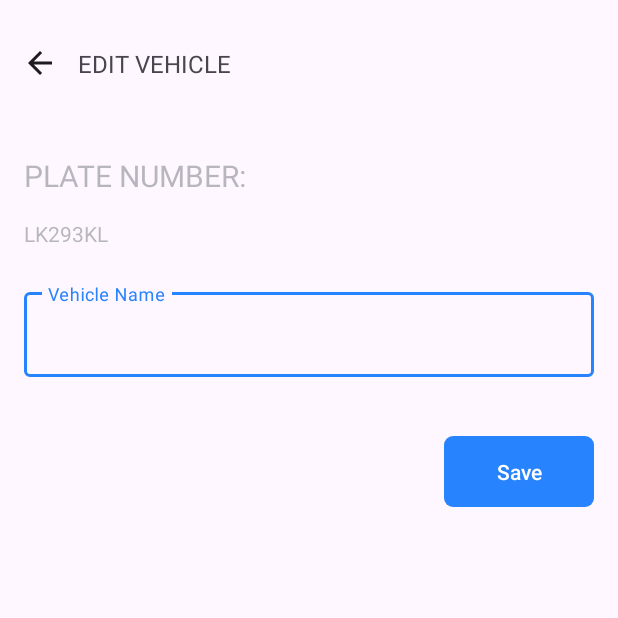
After one commit to Lasha-Ilashvili/Tbilisi_Parking_FINAL_EXM, an Android app: the fragment EditVehicleFragment shown on its own in the app's theme, on a phone screen of 412 x 824 dp, the top half of it. The commit adds this screen. Run offline under Robolectric (Android 15) with nearby library versions, the phone set to English and light mode, and no system bars.

Commit message:
create edit vehicle layout

```diff
--- /dev/null
+++ b/app/src/main/java/com/example/tbilisi_parking_final_exm/presentation/screen/parking/edit_vehicle/EditVehicleFragment.kt
@@ -0,0 +1,16 @@
+package com.example.tbilisi_parking_final_exm.presentation.screen.parking.edit_vehicle
+
+import com.example.tbilisi_parking_final_exm.databinding.FragmentEditVehicleBinding
+import com.example.tbilisi_parking_final_exm.presentation.base.BaseFragment
+
+class EditVehicleFragment : BaseFragment<FragmentEditVehicleBinding>(FragmentEditVehicleBinding::inflate) {
+    override fun bind() {
+
+    }
+
+    override fun bindViewActionListeners() {
+    }
+
+    override fun bindObserves() {
+    }
+}
--- /dev/null
+++ b/app/src/main/java/com/example/tbilisi_parking_final_exm/presentation/screen/parking/edit_vehicle/EditVehicleViewModel.kt
@@ -0,0 +1,6 @@
+package com.example.tbilisi_parking_final_exm.presentation.screen.parking.edit_vehicle
+
+import androidx.lifecycle.ViewModel
+
+class EditVehicleViewModel: ViewModel() {
+}
--- a/app/src/main/java/com/example/tbilisi_parking_final_exm/presentation/screen/parking/main/ParkingFragment.kt
+++ b/app/src/main/java/com/example/tbilisi_parking_final_exm/presentation/screen/parking/main/ParkingFragment.kt
@@ -78,6 +78,7 @@ class ParkingFragment : BaseFragment<FragmentParkingBinding>(FragmentParkingBind
     private fun handleState(state: ParkingState) = with(state) {
 
         vehicles?.let {
+            println(it)
             parkingVehiclesListAdapter.submitList(it)
         }
 
--- /dev/null
+++ b/app/src/main/res/layout/fragment_edit_vehicle.xml
@@ -0,0 +1,78 @@
+<?xml version="1.0" encoding="utf-8"?>
+<androidx.constraintlayout.widget.ConstraintLayout xmlns:android="http://schemas.android.com/apk/res/android"
+    xmlns:app="http://schemas.android.com/apk/res-auto"
+    xmlns:tools="http://schemas.android.com/tools"
+    style="@style/customLayoutPadding"
+    android:layout_width="match_parent"
+    android:layout_height="match_parent"
+    tools:context=".presentation.screen.parking.edit_vehicle.EditVehicleFragment">
+
+    <androidx.appcompat.widget.AppCompatImageButton
+        android:id="@+id/btn_back_arrow"
+        style="@style/customButtonArrow"
+        android:layout_width="wrap_content"
+        android:layout_height="wrap_content"
+        android:src="@drawable/ic_back_arrow"
+        app:layout_constraintStart_toStartOf="parent"
+        app:layout_constraintTop_toTopOf="parent" />
+
+    <androidx.appcompat.widget.AppCompatTextView
+        android:id="@+id/tvEditVehicle"
+        style="@style/customPageTitle"
+        android:layout_width="wrap_content"
+        android:layout_height="wrap_content"
+        android:text="@string/edit_vehicle"
+        app:layout_constraintBottom_toBottomOf="@id/btn_back_arrow"
+        app:layout_constraintStart_toEndOf="@id/btn_back_arrow"
+        app:layout_constraintTop_toTopOf="@id/btn_back_arrow" />
+
+    <androidx.appcompat.widget.AppCompatTextView
+        android:id="@+id/tvPlateNumberTitle"
+        style="@style/customFieldsTitle"
+        android:layout_width="wrap_content"
+        android:layout_height="wrap_content"
+        android:layout_marginTop="50dp"
+        android:text="@string/plate_number"
+        android:textColor="@color/gray"
+        app:layout_constraintStart_toStartOf="parent"
+        app:layout_constraintTop_toBottomOf="@id/tvEditVehicle" />
+
+    <androidx.appcompat.widget.AppCompatTextView
+        android:id="@+id/tvPlateNumber"
+        android:layout_width="wrap_content"
+        android:layout_height="wrap_content"
+        android:layout_marginTop="15dp"
+        android:text="LK293KL"
+        android:textColor="@color/gray"
+        app:layout_constraintStart_toStartOf="parent"
+        app:layout_constraintTop_toBottomOf="@id/tvPlateNumberTitle" />
+
+    <com.google.android.material.textfield.TextInputLayout
+        android:id="@+id/etVehicleName"
+        android:layout_width="match_parent"
+        android:layout_height="wrap_content"
+        android:layout_marginTop="@dimen/margin_large"
+        app:layout_constraintStart_toStartOf="parent"
+        app:layout_constraintTop_toBottomOf="@id/tvPlateNumber">
+
+        <com.google.android.material.textfield.TextInputEditText
+            android:id="@+id/etVehicleNameInput"
+            android:layout_width="match_parent"
+            android:layout_height="match_parent"
+            android:hint="Vehicle Name"
+            android:inputType="text" />
+
+    </com.google.android.material.textfield.TextInputLayout>
+
+    <com.google.android.material.button.MaterialButton
+        android:id="@+id/btnSave"
+        style="@style/customButtonMaterial"
+        android:layout_width="100dp"
+        android:layout_height="wrap_content"
+        android:layout_marginTop="35dp"
+        android:text="@string/save"
+        app:layout_constraintEnd_toEndOf="parent"
+        app:layout_constraintTop_toBottomOf="@id/etVehicleName" />
+
+
+</androidx.constraintlayout.widget.ConstraintLayout>
--- a/app/src/main/res/values/strings.xml
+++ b/app/src/main/res/values/strings.xml
@@ -60,5 +60,7 @@
     <string name="start_parking_dialog">Do You Want To Start Parking?</string>
     <string name="start">Start</string>
     <string name="gel">GEL</string>
+    <string name="edit_vehicle">Edit Vehicle</string>
+    <string name="save">Save</string>
 
 </resources>
```
